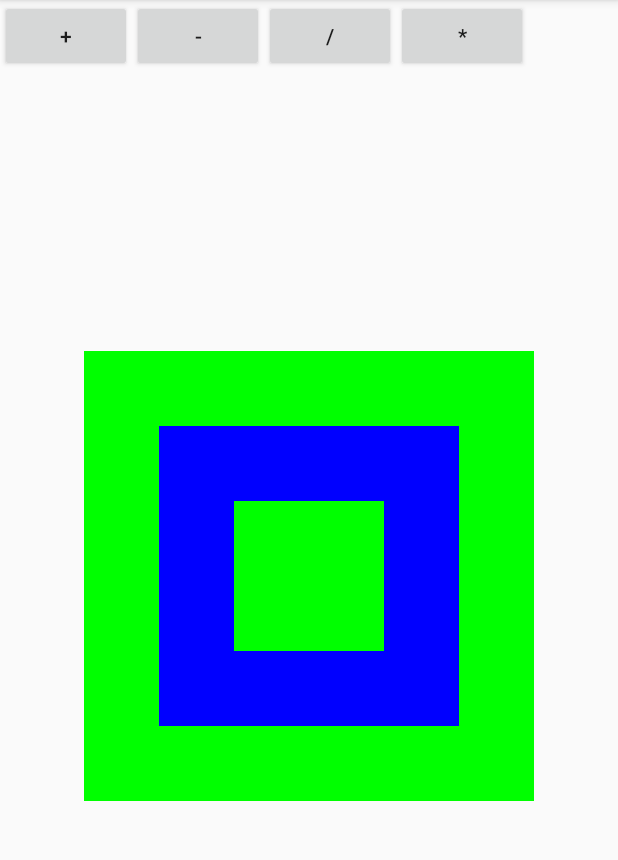
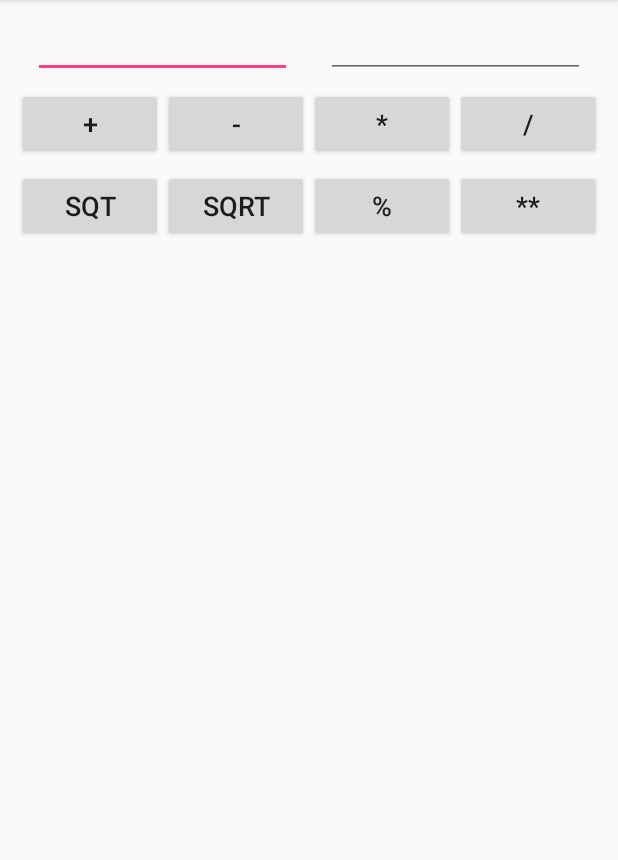
Before and after one commit to ioshakleina/first, an Android app: the screen it shows after launch (MainActivity), on a phone screen of 412 x 824 dp, the part 84-944 px from its top. Run offline under Robolectric (Android 15) with nearby library versions, the phone set to English and light mode, and no system bars.

Commit message:
Initial Commit

```diff
--- a/app/src/main/java/info/fandriod/first/MainActivity.java
+++ b/app/src/main/java/info/fandriod/first/MainActivity.java
@@ -2,12 +2,101 @@ package info.fandriod.first;
 
 import android.support.v7.app.AppCompatActivity;
 import android.os.Bundle;
+import android.text.TextUtils;
+import android.view.View;
+import android.widget.Button;
+import android.widget.EditText;
+import android.widget.TextView;
 
-public class MainActivity extends AppCompatActivity {
+public class MainActivity extends AppCompatActivity implements View.OnClickListener {
+
+   // @Override
+   // protected void onCreate(Bundle savedInstanceState) {
+   //     super.onCreate(savedInstanceState);
+   //     setContentView(R.layout.activity_main);
+   EditText etNum1;
+    EditText etNum2;
+
+    Button btnAdd;
+    Button btnSub;
+    Button btnM;
+    Button btnDiv;
+
+    TextView tvResult;
+
+    String oper = "";
+
 
     @Override
-    protected void onCreate(Bundle savedInstanceState) {
+    public void onCreate(Bundle savedInstanceState) {
         super.onCreate(savedInstanceState);
         setContentView(R.layout.activity_main);
+
+        // находим элементы
+        etNum1 = (EditText) findViewById(R.id.etNum1);
+        etNum2 = (EditText) findViewById(R.id.etNum2);
+
+        btnAdd = (Button) findViewById(R.id.btnAdd);
+        btnSub = (Button) findViewById(R.id.btnSub);
+        btnM = (Button) findViewById(R.id.btnM);
+        btnDiv = (Button) findViewById(R.id.btnDiv);
+
+        tvResult = (TextView) findViewById(R.id.tvResult);
+
+        // прописываем обработчик
+        btnAdd.setOnClickListener(this);
+        btnSub.setOnClickListener(this);
+        btnM.setOnClickListener(this);
+        btnDiv.setOnClickListener(this);
+
+    }
+
+    @Override
+    public void onClick(View v) {
+
+        float num1 = 0;
+        float num2 = 0;
+        float result = 0;
+
+        // Проверяем поля на пустоту
+        if (TextUtils.isEmpty(etNum1.getText().toString())
+                || TextUtils.isEmpty(etNum2.getText().toString())) {
+            return;
+        }
+
+        // читаем EditText и заполняем переменные числами
+        num1 = Float.parseFloat(etNum1.getText().toString());
+        num2 = Float.parseFloat(etNum2.getText().toString());
+
+        // определяем нажатую кнопку и выполняем соответствующую операцию
+        // в oper пишем операцию, потом будем использовать в выводе
+        switch (v.getId()) {
+            case R.id.btnAdd:
+                oper = "+";
+                result = num1 + num2;
+                break;
+            case R.id.btnSub:
+                oper = "-";
+                result = num1 - num2;
+                break;
+            case R.id.btnM:
+                oper = "*";
+                result = num1 * num2;
+                break;
+            case R.id.btnDiv:
+                oper = "/";
+                result = num1 / num2;
+                break;
+            default:
+                break;
+        }
+
+        // формируем строку вывода
+        tvResult.setText(num1 + " " + oper + " " + num2 + " = " + result);
+    }
+
+    @Override
+    public void onPointerCaptureChanged(boolean hasCapture) {
+
     }
 }
--- a/app/src/main/res/layout/activity_main.xml
+++ b/app/src/main/res/layout/activity_main.xml
@@ -1,56 +1,125 @@
 <?xml version="1.0" encoding="utf-8"?>
 
-<FrameLayout xmlns:android="http://schemas.android.com/apk/res/android"
-android:layout_width="match_parent"
-android:layout_height="match_parent">
-    <LinearLayout xmlns:android="http://schemas.android.com/apk/res/android"
+
+<LinearLayout
+    xmlns:android="http://schemas.android.com/apk/res/android"
+    android:orientation="vertical"
+    android:layout_width="fill_parent"
+    android:layout_height="fill_parent">
+    <LinearLayout
         android:layout_width="match_parent"
-        android:layout_height="match_parent"
-        android:orientation="horizontal">
-
+        android:layout_height="wrap_content"
+        android:id="@+id/linearLayout1"
+        android:layout_marginLeft="10pt"
+        android:layout_marginRight="10pt"
+        android:layout_marginTop="3pt">
+        <EditText
+            android:layout_weight="1"
+            android:layout_height="wrap_content"
+            android:layout_marginRight="5pt"
+            android:id="@+id/etNum1"
+            android:layout_width="match_parent"
+            android:inputType="numberDecimal">
+        </EditText>
+        <EditText
+            android:layout_height="wrap_content"
+            android:layout_weight="1"
+            android:layout_marginLeft="5pt"
+            android:id="@+id/etNum2"
+            android:layout_width="match_parent"
+            android:inputType="numberDecimal">
+        </EditText>
+    </LinearLayout>
+    <LinearLayout
+        android:layout_width="match_parent"
+        android:layout_height="wrap_content"
+        android:id="@+id/linearLayout2"
+        android:layout_marginTop="3pt"
+        android:layout_marginLeft="5pt"
+        android:layout_marginRight="5pt">
         <Button
-            android:layout_width="wrap_content"
             android:layout_height="wrap_content"
-            android:text="+" />
-
+            android:layout_width="match_parent"
+            android:layout_weight="1"
+            android:text="+"
+            android:textSize="8pt"
+            android:id="@+id/btnAdd">
+        </Button>
         <Button
-            android:layout_width="wrap_content"
             android:layout_height="wrap_content"
-            android:text="-" />
-
+            android:layout_width="match_parent"
+            android:layout_weight="1"
+            android:text="-"
+            android:textSize="8pt"
+            android:id="@+id/btnSub">
+        </Button>
         <Button
-            android:layout_width="wrap_content"
             android:layout_height="wrap_content"
-            android:text="/" />
-
+            android:layout_width="match_parent"
+            android:layout_weight="1"
+            android:text="*"
+            android:textSize="8pt"
+            android:id="@+id/btnM">
+        </Button>
         <Button
-            android:layout_width="wrap_content"
             android:layout_height="wrap_content"
-            android:text="*" />
-
+            android:layout_width="match_parent"
+            android:layout_weight="1"
+            android:text="/"
+            android:textSize="8pt"
+            android:id="@+id/btnDiv">
+        </Button>
 
     </LinearLayout>
+    <LinearLayout
+        android:layout_width="match_parent"
+        android:layout_height="wrap_content"
+        android:id="@+id/linearLayout3"
+        android:layout_marginTop="3pt"
+        android:layout_marginLeft="5pt"
+        android:layout_marginRight="5pt">
+        <Button
+            android:layout_height="wrap_content"
+            android:layout_width="match_parent"
+            android:layout_weight="1"
+            android:text="sqt"
+            android:textSize="8pt"
+            android:id="@+id/btnsqr">
+        </Button>
+        <Button
+            android:layout_height="wrap_content"
+            android:layout_width="match_parent"
+            android:layout_weight="1"
+            android:text="sqrt"
+            android:textSize="8pt"
+            android:id="@+id/btnsqrt">
+        </Button>
+        <Button
+            android:layout_height="wrap_content"
+            android:layout_width="match_parent"
+            android:layout_weight="1"
+            android:text="%"
+            android:textSize="8pt"
+            android:id="@+id/btnv">
+        </Button>
+        <Button
+            android:layout_height="wrap_content"
+            android:layout_width="match_parent"
+            android:layout_weight="1"
+            android:text="**"
+            android:textSize="8pt"
+            android:id="@+id/btnn">
+        </Button>
 
-<View
-    android:layout_width="300dp"
-    android:layout_height="300dp"
-    android:background="#00ff00"
-    android:layout_gravity="center"
-    android:textSize="20sp"
-  />
-
-<View
-    android:layout_width="200dp"
-    android:layout_height="200dp"
-    android:layout_gravity="center"
-    android:background="#0000ff"
-    android:textSize="20sp" />
-
-<View
-    android:layout_width="100dp"
-    android:layout_height="100dp"
-    android:layout_gravity="center"
-    android:background="#00ff00"
-    android:textSize="20sp" />
-
-</FrameLayout>
+    </LinearLayout>
+    <TextView
+        android:layout_height="wrap_content"
+        android:layout_width="match_parent"
+        android:layout_marginLeft="5pt"
+        android:layout_marginRight="5pt"
+        android:textSize="12pt"
+        android:layout_marginTop="3pt"
+        android:id="@+id/tvResult"
+        android:gravity="center_horizontal">
+    </TextView>
+</LinearLayout>
```
